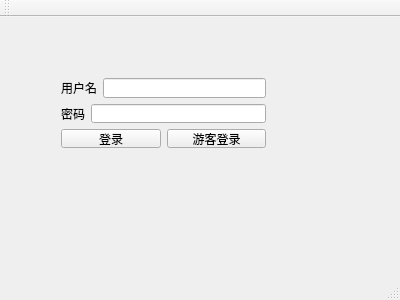
Old version of the form testing/mainwindow.ui in the repository jack-SAI/Dict.
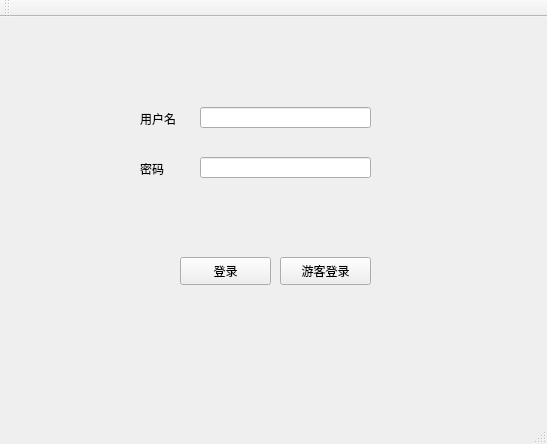
New version of the form. Icons and pictures are not drawn.

What changed in the file:
```diff
--- a/testing/mainwindow.ui
+++ b/testing/mainwindow.ui
@@ -6,71 +6,163 @@
    <rect>
     <x>0</x>
     <y>0</y>
-    <width>400</width>
-    <height>300</height>
+    <width>547</width>
+    <height>444</height>
    </rect>
   </property>
   <property name="windowTitle">
    <string>MainWindow</string>
   </property>
+  <property name="styleSheet">
+   <string notr="true"/>
+  </property>
   <widget class="QWidget" name="centralWidget">
-   <widget class="QWidget" name="">
+   <property name="sizePolicy">
+    <sizepolicy hsizetype="Preferred" vsizetype="Preferred">
+     <horstretch>0</horstretch>
+     <verstretch>1</verstretch>
+    </sizepolicy>
+   </property>
+   <property name="minimumSize">
+    <size>
+     <width>0</width>
+     <height>0</height>
+    </size>
+   </property>
+   <property name="maximumSize">
+    <size>
+     <width>16777215</width>
+     <height>16777215</height>
+    </size>
+   </property>
+   <property name="sizeIncrement">
+    <size>
+     <width>0</width>
+     <height>0</height>
+    </size>
+   </property>
+   <property name="styleSheet">
+    <string notr="true">#centralWidget{background-image: url(:/image/123.webp);}</string>
+   </property>
+   <widget class="QPushButton" name="templogin">
     <property name="geometry">
      <rect>
-      <x>50</x>
-      <y>50</y>
-      <width>227</width>
-      <height>92</height>
+      <x>280</x>
+      <y>240</y>
+      <width>91</width>
+      <height>28</height>
      </rect>
     </property>
-    <layout class="QVBoxLayout" name="verticalLayout">
-     <item>
-      <layout class="QHBoxLayout" name="horizontalLayout">
-       <item>
-        <widget class="QLabel" name="label">
-         <property name="text">
-          <string>用户名</string>
-         </property>
-        </widget>
-       </item>
-       <item>
-        <widget class="QLineEdit" name="lineEdit"/>
-       </item>
-      </layout>
-     </item>
-     <item>
-      <layout class="QHBoxLayout" name="horizontalLayout_2">
-       <item>
-        <widget class="QLabel" name="label_2">
-         <property name="text">
-          <string>密码</string>
-         </property>
-        </widget>
-       </item>
-       <item>
-        <widget class="QLineEdit" name="lineEdit_2"/>
-       </item>
-      </layout>
-     </item>
-     <item>
-      <layout class="QHBoxLayout" name="horizontalLayout_3">
-       <item>
-        <widget class="QPushButton" name="pushButton">
-         <property name="text">
-          <string>登录</string>
-         </property>
-        </widget>
-       </item>
-       <item>
-        <widget class="QPushButton" name="templogin">
-         <property name="text">
-          <string>游客登录</string>
-         </property>
-        </widget>
-       </item>
-      </layout>
-     </item>
-    </layout>
+    <property name="cursor">
+     <cursorShape>PointingHandCursor</cursorShape>
+    </property>
+    <property name="styleSheet">
+     <string notr="true">
+QPushButton:pressed
+{
+    
+	background-color: rgb(255, 255, 255);
+}
+
+    QPushButton:hover{
+                     background-color : rgb(31, 164, 255);
+
+border-radius:25px;
+                     color:white;
+                     }
+</string>
+    </property>
+    <property name="text">
+     <string>游客登录</string>
+    </property>
+   </widget>
+   <widget class="QPushButton" name="pushButton">
+    <property name="geometry">
+     <rect>
+      <x>180</x>
+      <y>240</y>
+      <width>91</width>
+      <height>28</height>
+     </rect>
+    </property>
+    <property name="cursor">
+     <cursorShape>PointingHandCursor</cursorShape>
+    </property>
+    <property name="styleSheet">
+     <string notr="true">
+QPushButton:pressed
+{
+    
+	background-color: rgb(255, 255, 255);
+}
+
+    QPushButton:hover{
+                     background-color : rgb(31, 164, 255);
+
+border-radius:15px;
+                     color:white;
+                     }
+</string>
+    </property>
+    <property name="text">
+     <string>登录</string>
+    </property>
+   </widget>
+   <widget class="QLineEdit" name="lineEdit_2">
+    <property name="geometry">
+     <rect>
+      <x>200</x>
+      <y>140</y>
+      <width>171</width>
+      <height>21</height>
+     </rect>
+    </property>
+   </widget>
+   <widget class="QLabel" name="label_2">
+    <property name="geometry">
+     <rect>
+      <x>140</x>
+      <y>140</y>
+      <width>51</width>
+      <height>24</height>
+     </rect>
+    </property>
+    <property name="styleSheet">
+     <string notr="true">
+font: 9pt &quot;楷体&quot;;
+color: rgb(0,0,0);</string>
+    </property>
+    <property name="text">
+     <string>密码</string>
+    </property>
+   </widget>
+   <widget class="QLineEdit" name="lineEdit">
+    <property name="geometry">
+     <rect>
+      <x>200</x>
+      <y>90</y>
+      <width>171</width>
+      <height>21</height>
+     </rect>
+    </property>
+   </widget>
+   <widget class="QLabel" name="label">
+    <property name="geometry">
+     <rect>
+      <x>140</x>
+      <y>90</y>
+      <width>51</width>
+      <height>23</height>
+     </rect>
+    </property>
+    <property name="styleSheet">
+     <string notr="true">
+font: 9pt &quot;楷体&quot;;
+color: rgb(0,0,0);</string>
+    </property>
+    <property name="text">
+     <string>用户名</string>
+    </property>
    </widget>
   </widget>
   <widget class="QMenuBar" name="menuBar">
```
Left out of the diff: 5 changed lines with no effect on the pictures.
